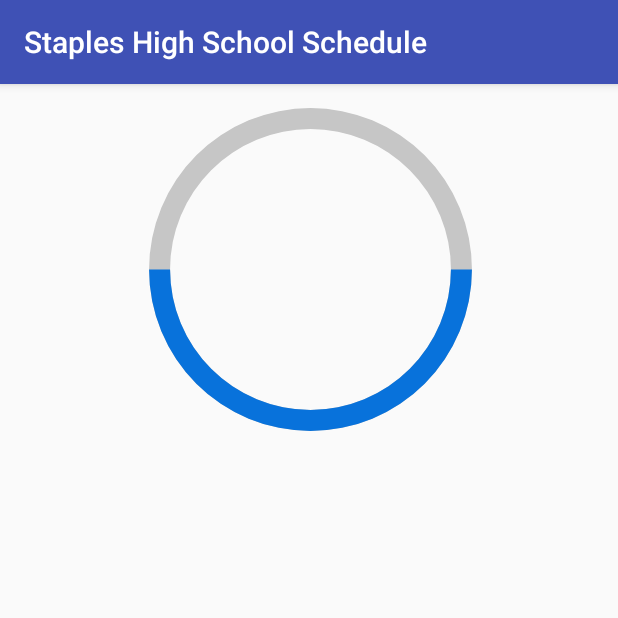
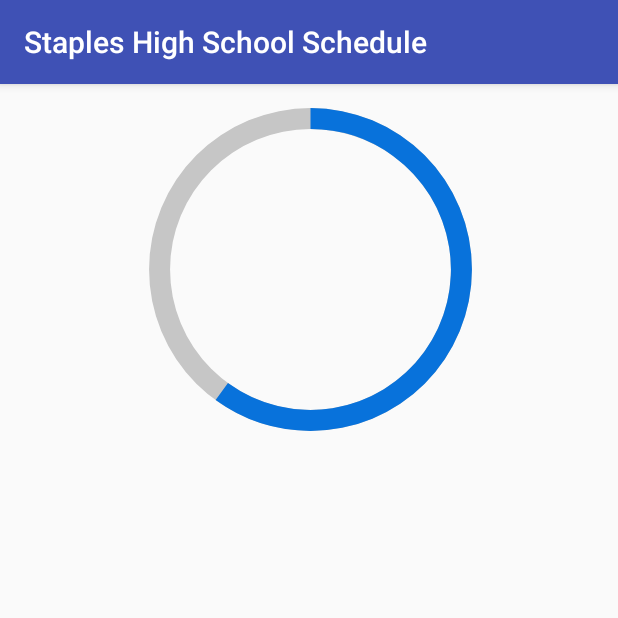
Before and after one commit to ospangler/stapleshighschoolscheduler, an Android app: the screen it shows after launch (MainPage), on a phone screen of 412 x 824 dp, the top half of it. Run offline under Robolectric (Android 15) with nearby library versions, the phone set to English and light mode, and no system bars.

Commit message:
Fixing UI Constraints and Rotation

```diff
--- a/app/src/main/res/layout/activity_main_page.xml
+++ b/app/src/main/res/layout/activity_main_page.xml
@@ -39,8 +39,9 @@
         android:layout_marginStart="85dp"
         android:layout_marginTop="16dp"
         android:max="100"
-        android:progress="50"
+        android:progress="60"
         android:progressDrawable="@drawable/circular"
+        android:rotation="270"
         app:layout_constraintEnd_toEndOf="parent"
         app:layout_constraintStart_toStartOf="parent"
         app:layout_constraintTop_toTopOf="parent" />
@@ -75,12 +76,15 @@
     <TextView
         android:id="@+id/textView"
         android:layout_width="wrap_content"
-        android:layout_height="wrap_content"
+        android:layout_height="19dp"
+        android:layout_marginBottom="8dp"
+        android:layout_marginTop="8dp"
         android:text="TextView"
+        app:layout_constraintBottom_toBottomOf="@+id/progressBarShadow"
         app:layout_constraintEnd_toStartOf="@+id/progressBarShadow"
         app:layout_constraintHorizontal_bias="0.501"
         app:layout_constraintStart_toEndOf="@+id/progressBarShadow"
-        tools:layout_editor_absoluteY="116dp" />
+        app:layout_constraintTop_toTopOf="@+id/progressBarShadow" />
 
 
 </android.support.constraint.ConstraintLayout>
```
